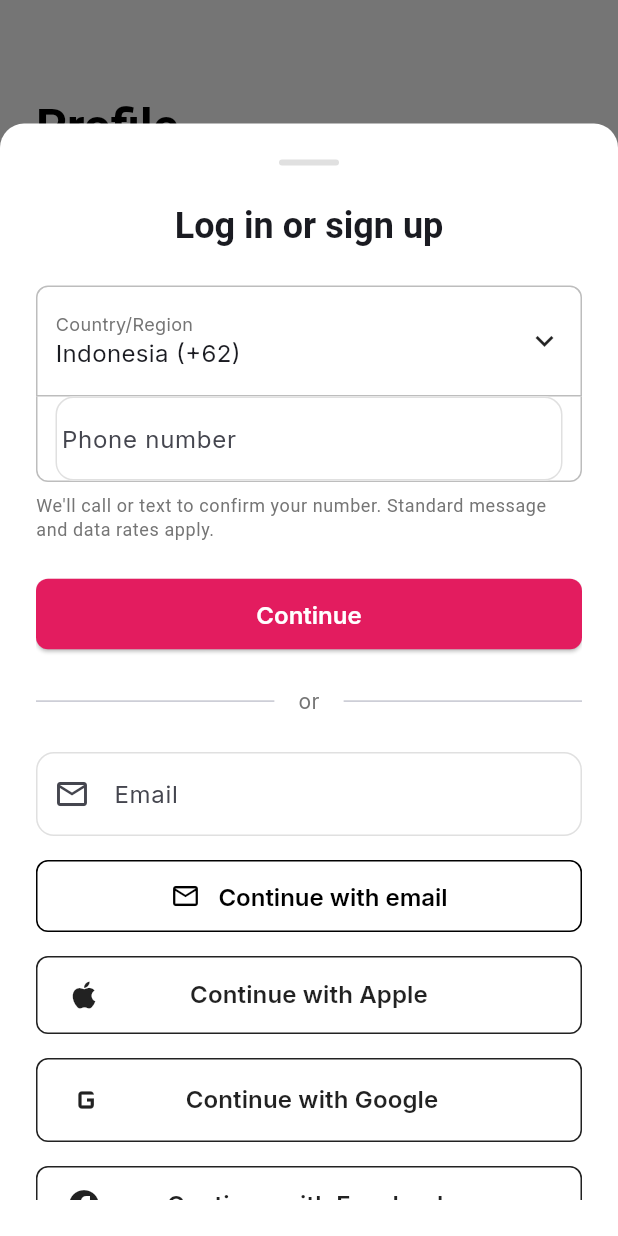
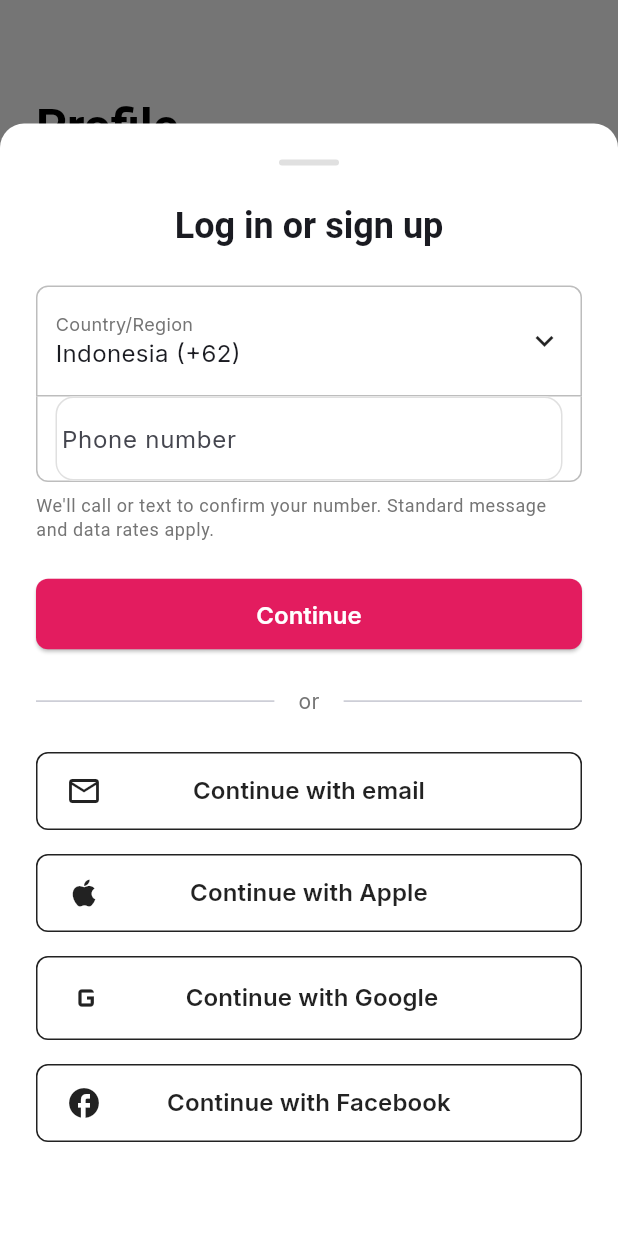
Before and after one commit to IXALS/VillaVibe, a Flutter app: the screen it shows after launch, after a tap on "Explore Villas", after a tap on "Log in", after a tap on "Log in or sign up", on a phone screen of 412 x 824 dp. Run offline on Flutter 3.47's test engine with Material 3 defaults, Android fonts, the phone set to English and light mode, and no system bars; drawn by our look-alikes of flutter_animate; our stand-ins replace cloud_firestore, firebase_auth, firebase_core, flutter_riverpod, go_router, google_fonts and 2 more; accounts and stored records are empty; generated files the repository leaves out were written again; network calls fail.

Commit message:
feat: Introduce LoginStepView widget for authentication, supporting phone/email login and social sign-in, with a dedicated test.

```diff
--- a/lib/features/auth/presentation/widgets/login_step_view.dart
+++ b/lib/features/auth/presentation/widgets/login_step_view.dart
@@ -22,6 +22,19 @@ class _LoginStepViewState extends ConsumerState<LoginStepView> {
   final _emailController = TextEditingController();
   final _formKey = GlobalKey<FormState>();
 
+  bool _isPhoneAuth =
+      false; // Default to Email as per user request flow implication, or maybe Phone? User said "remove input box email, just add normal continue with email button... then when clicked... change into only input email box". So starts with Phone (implied by "change into only input email"). Let's stick to the plan: Start with Phone.
+  // Wait, user said: "I want it to remove the input box email, just add the normal continue with email button".
+  // Current code has BOTH.
+  // User wants: Start with Phone input. Email input is HIDDEN. "Continue with email" button is VISIBLE.
+  // Click "Continue with email" -> Phone input HIDDEN. Email input VISIBLE. "Continue with Phone" button VISIBLE.
+
+  @override
+  void initState() {
+    super.initState();
+    _isPhoneAuth = true; // Start with Phone
+  }
+
   @override
   void dispose() {
     _emailController.dispose();
@@ -32,6 +45,12 @@ class _LoginStepViewState extends ConsumerState<LoginStepView> {
     if (_formKey.currentState!.validate()) {
       widget.onContinue(_emailController.text.trim());
     }
+  }
+
+  void _toggleAuthMode() {
+    setState(() {
+      _isPhoneAuth = !_isPhoneAuth;
+    });
   }
 
   @override
@@ -49,7 +68,10 @@ class _LoginStepViewState extends ConsumerState<LoginStepView> {
             textAlign: TextAlign.center,
           ),
           const SizedBox(height: 24),
-          // Country/Region selector placeholder (Visual only for now as per image)
+
+          // Main Input Area
+          if (_isPhoneAuth) ...[
+            // Country/Region selector placeholder
             Container(
               decoration: BoxDecoration(
                 border: Border.all(color: Colors.grey[400]!),
@@ -77,7 +99,7 @@ class _LoginStepViewState extends ConsumerState<LoginStepView> {
                 ],
               ),
             ),
-          // Phone number placeholder (Visual only)
+            // Phone number placeholder
             Container(
               decoration: BoxDecoration(
                 border: Border(
@@ -124,19 +146,8 @@ class _LoginStepViewState extends ConsumerState<LoginStepView> {
                 style: TextStyle(fontSize: 16, fontWeight: FontWeight.w600),
               ),
             ),
-          const SizedBox(height: 24),
-          Row(
-            children: [
-              const Expanded(child: Divider()),
-              Padding(
-                padding: const EdgeInsets.symmetric(horizontal: 16),
-                child: Text('or', style: TextStyle(color: Colors.grey[600])),
-              ),
-              const Expanded(child: Divider()),
-            ],
-          ),
-          const SizedBox(height: 24),
-          // Email Input Section (The actual flow we are implementing)
+          ] else ...[
+            // Email Input Section
             TextFormField(
               controller: _emailController,
               decoration: InputDecoration(
@@ -158,14 +169,12 @@ class _LoginStepViewState extends ConsumerState<LoginStepView> {
               },
               onFieldSubmitted: (_) => _submit(),
             ),
-          const SizedBox(height: 16),
+            const SizedBox(height: 24),
             ElevatedButton(
               onPressed: widget.isLoading ? null : _submit,
               style: ElevatedButton.styleFrom(
-              backgroundColor: Colors.white,
-              foregroundColor: Colors.black,
-              elevation: 0,
-              side: const BorderSide(color: Colors.black),
+                backgroundColor: const Color(0xFFE31C5F),
+                foregroundColor: Colors.white,
                 padding: const EdgeInsets.symmetric(vertical: 14),
                 shape: RoundedRectangleBorder(
                   borderRadius: BorderRadius.circular(8),
@@ -175,21 +184,44 @@ class _LoginStepViewState extends ConsumerState<LoginStepView> {
                   ? const SizedBox(
                       height: 20,
                       width: 20,
-                    child: CircularProgressIndicator(strokeWidth: 2),
+                      child: CircularProgressIndicator(
+                          strokeWidth: 2, color: Colors.white),
                     )
-                : const Row(
-                    mainAxisAlignment: MainAxisAlignment.center,
-                    children: [
-                      Icon(Icons.email_outlined, size: 20),
-                      SizedBox(width: 12),
-                      Text(
-                        'Continue with email',
-                        style: TextStyle(
-                            fontSize: 16, fontWeight: FontWeight.w600),
+                  : const Text(
+                      'Continue',
+                      style:
+                          TextStyle(fontSize: 16, fontWeight: FontWeight.w600),
+                    ),
             ),
           ],
+
+          const SizedBox(height: 24),
+          Row(
+            children: [
+              const Expanded(child: Divider()),
+              Padding(
+                padding: const EdgeInsets.symmetric(horizontal: 16),
+                child: Text('or', style: TextStyle(color: Colors.grey[600])),
               ),
+              const Expanded(child: Divider()),
+            ],
           ),
+          const SizedBox(height: 24),
+
+          // Toggle Button (Email <-> Phone)
+          if (_isPhoneAuth)
+            _buildSocialButton(
+              icon: Icons.email_outlined,
+              label: 'Continue with email',
+              onTap: _toggleAuthMode,
+            )
+          else
+            _buildSocialButton(
+              icon: Icons.phone_android,
+              label: 'Continue with Phone',
+              onTap: _toggleAuthMode,
+            ),
+
           const SizedBox(height: 16),
           _buildSocialButton(
             icon: Icons.apple,
@@ -198,7 +230,7 @@ class _LoginStepViewState extends ConsumerState<LoginStepView> {
           ),
           const SizedBox(height: 16),
           _buildSocialButton(
-            icon: Icons.g_mobiledata, // Using generic icon for now
+            icon: Icons.g_mobiledata,
             label: 'Continue with Google',
             onTap: widget.onGoogleSignIn,
             customIcon: const Icon(Icons.g_mobiledata, size: 28),
```
Also changed, not shown: 1 other file. Lines whose indentation alone changed are shown as unchanged.
